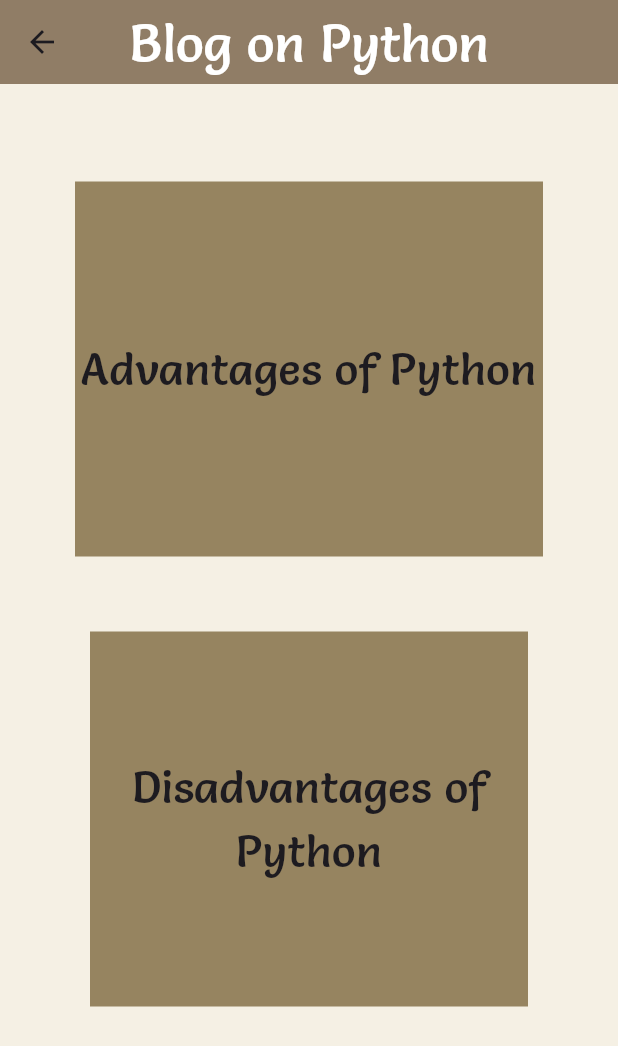
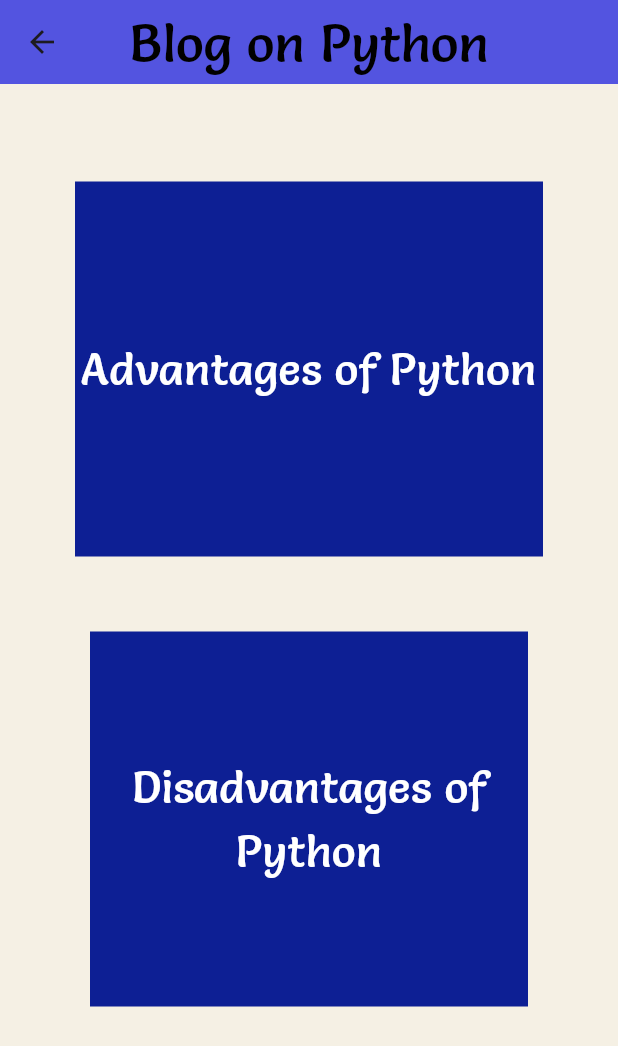
Before and after one commit to AshveryaSinghal/GDSC_BLOGapp, a Flutter app: the screen it shows after launch, after a tap on "Python", on a phone screen of 412 x 824 dp. Shown: the top 1046 px of the screen. Run offline on Flutter 3.47's test engine with Material 3 defaults, Android fonts, the phone set to English and light mode, and no system bars; drawn by our look-alikes of flip_card; our stand-ins replace font_awesome_flutter.

Commit message:
Your commit message here

```diff
--- a/lib/screens/home_page.dart
+++ b/lib/screens/home_page.dart
@@ -16,9 +16,9 @@ class HomePage extends StatelessWidget {
     return Scaffold(
       backgroundColor: const Color.fromARGB(255, 245, 240, 228),
       appBar: AppBar(
-        backgroundColor: const Color.fromARGB(255, 150, 132, 96),
+        backgroundColor: Color.fromARGB(255, 79, 84, 237),
         elevation: 20, title: Text('MY BLOGS', style: TextStyle(
-          fontFamily: 'Salsa',
+          fontFamily: 'Salsa', color: Color.fromARGB(255, 1, 0, 0),
            fontSize: 30),
 
         ),
@@ -62,7 +62,7 @@ class HomePage extends StatelessWidget {
               height: 100,
               width: 350,
               decoration: BoxDecoration(
-                  color: const Color.fromARGB(255, 150, 132, 96),
+                  color: Color.fromARGB(255, 13, 31, 148),
                   borderRadius: BorderRadius.circular(20), boxShadow:[ BoxShadow(color: Colors.black.withOpacity(0.3),
                   spreadRadius: 5,
                   blurRadius: 7,
@@ -105,7 +105,7 @@ class HomePage extends StatelessWidget {
               height: 100,
               width: 350,
               decoration: BoxDecoration(
-                  color: const Color.fromARGB(255, 150, 132, 96),
+                  color: const Color.fromARGB(255, 13, 31, 148),
                   borderRadius: BorderRadius.circular(20),boxShadow:[ BoxShadow(color: Colors.black.withOpacity(0.3),
                   spreadRadius: 5,
                   blurRadius: 7,
@@ -148,7 +148,7 @@ class HomePage extends StatelessWidget {
               height: 100,
               width: 350,
               decoration: BoxDecoration(
-                  color: const Color.fromARGB(255, 150, 132, 96),
+                  color: const Color.fromARGB(255, 13, 31, 148),
                   borderRadius: BorderRadius.circular(20), boxShadow:[ BoxShadow(color: Colors.black.withOpacity(0.3),
                   spreadRadius: 5,
                   blurRadius: 7,
@@ -190,7 +190,7 @@ class HomePage extends StatelessWidget {
               height: 100,
               width: 350,
               decoration: BoxDecoration(
-                  color: const Color.fromARGB(255, 150, 132, 96),
+                  color: const Color.fromARGB(255, 13, 31, 148),
                   borderRadius: BorderRadius.circular(20), boxShadow:[ BoxShadow(color: Colors.black.withOpacity(0.3),
                   spreadRadius: 5,
                   blurRadius: 7,
--- a/lib/screens/project_python.dart
+++ b/lib/screens/project_python.dart
@@ -16,12 +16,12 @@ class ProjectsPy extends StatelessWidget {
           "Blog on Python",
           style: TextStyle(
               fontFamily: 'Salsa',
-              color: Colors.white,
+              color: Color.fromARGB(255, 1, 0, 0),
               fontSize: 35,
               fontWeight: FontWeight.w500),
           textAlign: TextAlign.center,
         ),
-        backgroundColor: const Color.fromARGB(255, 150, 132, 96),
+        backgroundColor: const Color.fromARGB(255, 79, 84, 237),
         elevation: 20,
       ),
       body: Column(
@@ -42,17 +42,17 @@ class ProjectsPy extends StatelessWidget {
                       front: Container(
                         height: 250,
                         width: 500,
-                        color: const Color.fromARGB(255, 150, 132, 96),
-                        child: Center(child: Text("Advantages of Python",textAlign: TextAlign.center, style: TextStyle(fontFamily: 'Salsa', fontSize: 30),)),
+                        color: const Color.fromARGB(255, 13, 31, 148),
+                        child: Center(child: Text("Advantages of Python",textAlign: TextAlign.center, style: TextStyle(fontFamily: 'Salsa', fontSize: 30, color: Colors.white),)),
                       ),
                       back: Container(
                         height: 250,
                         width: 500,
-                        color: const Color.fromARGB(255, 150, 132, 96),
+                        color: const Color.fromARGB(255, 13, 31, 148),
                         child: Center(
                           child: Text(
                             "Python is a free and open-source programming language. It is considered one of the main advantages of Python programming language and that’s why it has become more popular. The OSI-approved open-source licence under which Python is developed allows it to be used and distributed freely, including for commercial purposes. ",
-                            style: TextStyle(fontFamily: 'Salsa', fontSize: 15),
+                            style: TextStyle(fontFamily: 'Salsa', fontSize: 15, color: Colors.white),
                             textAlign: TextAlign.center,
                           ),
                         ),
@@ -68,17 +68,17 @@ class ProjectsPy extends StatelessWidget {
                       front: Container(
                         height: 250,
                         width: 500,
-                        color: const Color.fromARGB(255, 150, 132, 96),
-                        child: Center(child: Text("Disadvantages of Python",textAlign: TextAlign.center, style: TextStyle(fontFamily: 'Salsa', fontSize: 30),)),
+                        color: const Color.fromARGB(255, 13, 31, 148),
+                        child: Center(child: Text("Disadvantages of Python",textAlign: TextAlign.center, style: TextStyle(fontFamily: 'Salsa', fontSize: 30, color: Colors.white),)),
                       ),
                       back: Container(
                         height: 250,
                         width: 500,
-                        color: const Color.fromARGB(255, 150, 132, 96),
+                        color: const Color.fromARGB(255, 13, 31, 148),
                         child: Center(
                           child: Text(
                             "The best thing about CSS is that is allows you to make global style changes that affect every instance of a certain element throughout your blog or website so that you don’t have to make these changes at the individual page level. This saves you a ton of time when it comes to redesigning your blog.",
-                            textAlign: TextAlign.center, style: TextStyle(fontFamily: 'Salsa', fontSize: 15),
+                            textAlign: TextAlign.center, style: TextStyle(fontFamily: 'Salsa', fontSize: 15, color: Colors.white),
                           ),
                         ),
                       ),
```
Also changed, not shown: lib/screens/project_C++.dart (+11 -10 lines), lib/screens/project_java.dart (+10 -10 lines), lib/screens/project_page.dart (+10 -10 lines).
